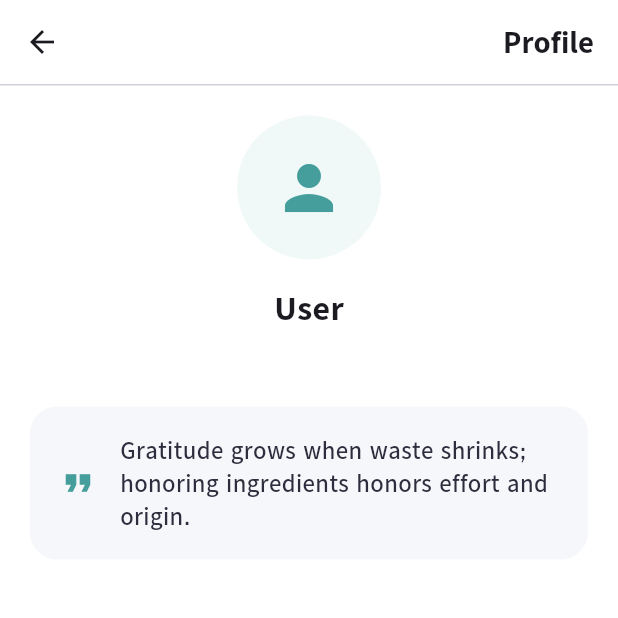
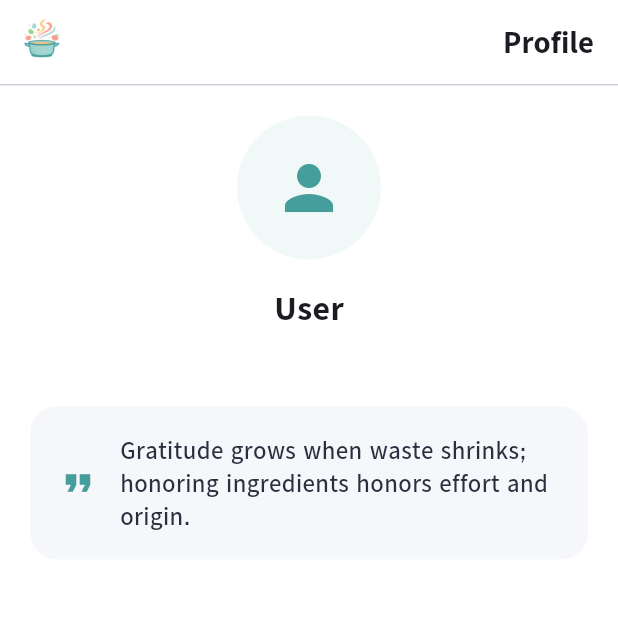
Before and after one commit to cadburyoreo535/App-Dev-Final-Project, a Flutter app: the ProfileScreen screen opened by its route, on a phone screen of 412 x 824 dp, the top half of it. Run offline on Flutter 3.47's test engine with Material 3 defaults, Android fonts, the phone set to English and light mode, and no system bars; our stand-ins replace cloud_firestore, firebase_auth, firebase_core, fl_chart, flutter_dotenv, font_awesome_flutter and 1 more; accounts and stored records are empty.

Commit message:
fix: changed back button in profile page to match all other screens

```diff
--- a/final_project/lib/screens/profile_screen.dart
+++ b/final_project/lib/screens/profile_screen.dart
@@ -96,6 +96,10 @@ class _ProfileScreenState extends State<ProfileScreen> {
       appBar: AppBar(
         backgroundColor: Colors.white,
         elevation: 0,
+        leading: Padding(
+          padding: const EdgeInsets.all(8.0),
+          child: Image.asset('lib/assets/logo.png', fit: BoxFit.contain),
+        ),
         title: const Align(
           alignment: Alignment.centerRight,
           child: Text(
```
